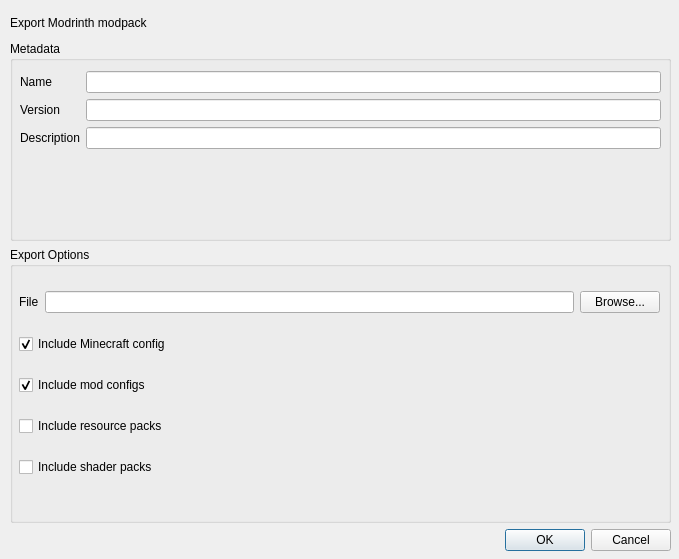
Before: the Qt Designer form launcher/ui/dialogs/ModrinthExportDialog.ui in VorwerkUa2/WerkLauncher, drawn with Qt 5.
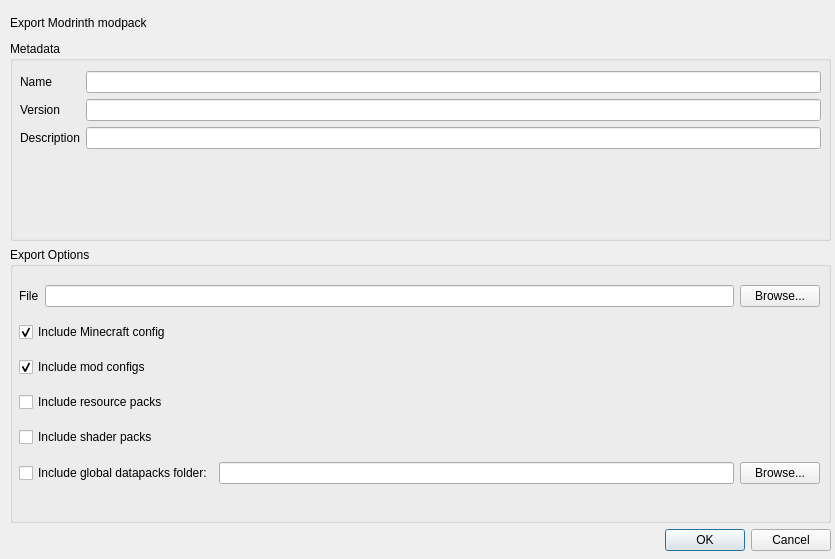
After: the same form once the commit is applied.

Commit message: GH-4699 Add global datapacks support to Modrinth exporter

What changed in the file:
```diff
--- a/launcher/ui/dialogs/ModrinthExportDialog.ui
+++ b/launcher/ui/dialogs/ModrinthExportDialog.ui
@@ -6,7 +6,7 @@
    <rect>
     <x>0</x>
     <y>0</y>
-    <width>679</width>
+    <width>835</width>
     <height>559</height>
    </rect>
   </property>
@@ -24,7 +24,7 @@
     <rect>
      <x>10</x>
      <y>10</y>
-     <width>661</width>
+     <width>821</width>
      <height>541</height>
     </rect>
    </property>
@@ -58,7 +58,7 @@
         <rect>
          <x>10</x>
          <y>30</y>
-         <width>641</width>
+         <width>801</width>
          <height>151</height>
         </rect>
        </property>
@@ -111,7 +111,7 @@
         <rect>
          <x>9</x>
          <y>29</y>
-         <width>641</width>
+         <width>801</width>
          <height>221</height>
         </rect>
        </property>
@@ -174,6 +174,30 @@
           </property>
          </widget>
         </item>
+        <item>
+         <layout class="QHBoxLayout" name="horizontalLayout">
+          <item>
+           <widget class="QCheckBox" name="includeDatapacks">
+            <property name="toolTip">
+             <string>Use this if your modpack contains a mod which adds global datapacks.</string>
+            </property>
+            <property name="text">
+             <string>Include global datapacks folder:</string>
+            </property>
+           </widget>
+          </item>
+          <item>
+           <widget class="QLineEdit" name="datapacksPath"/>
+          </item>
+          <item>
+           <widget class="QPushButton" name="datapackPathBrowse">
+            <property name="text">
+             <string>Browse...</string>
+            </property>
+           </widget>
+          </item>
+         </layout>
+        </item>
        </layout>
       </widget>
      </widget>
```
Left out of the diff: 32 changed lines with no effect on the pictures. The commit also changes 4 other files.
